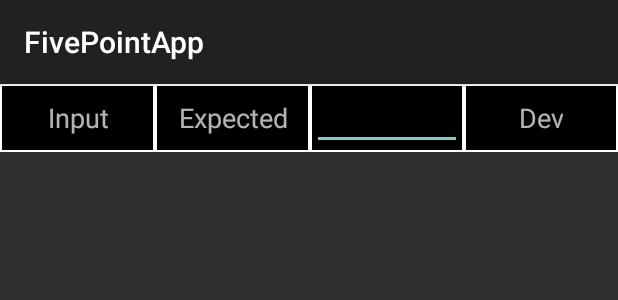
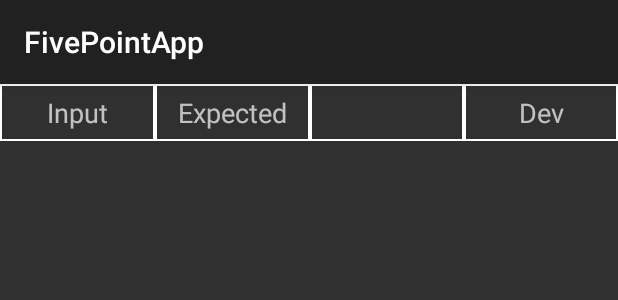
Before and after one commit to toofat2serve/FivePointApp, an Android app: the layout datalist.xml on its own in the app's theme, with its tools: preview values and no code run, on a phone screen of 412 x 824 dp. Shown: the top 300 px of the screen. Run offline under Robolectric (Android 15) with nearby library versions, the phone set to English and light mode, and no system bars.

Commit message:
//DONE: FIX simplify datalist item layout //DONE: FIX read field to focus on next one down with IME action //DONE: FIX data list cursor movement is now perfect //DONE: ADD changing resolution changes summary to include new value

```diff
--- a/app/src/main/res/layout/datalist.xml
+++ b/app/src/main/res/layout/datalist.xml
@@ -2,67 +2,44 @@
 <LinearLayout
 	xmlns:android="http://schemas.android.com/apk/res/android"
 	android:layout_width="fill_parent"
-	android:layout_height="45dp"
+	android:layout_height="wrap_content"
 	android:orientation="horizontal"
 	android:layout_gravity="top"
 	android:background="#FFFFFF">
 
-	<LinearLayout
-		android:layout_height="match_parent"
-		android:layout_width="match_parent"
-		android:orientation="horizontal"
-		android:background="#000000"
-		android:layout_margin="1dp"
-		android:layout_weight="1.0"
-		android:gravity="center_vertical|center_horizontal"
-		android:padding="2dp">
-
 		<TextView
-			android:layout_width="wrap_content"
-			android:layout_height="wrap_content"
+			android:layout_width="match_parent"
+			android:layout_height="match_parent"
 			android:textAppearance="?android:attr/textAppearanceMedium"
 			android:text="Input"
 			android:id="@+id/t_c1_input"
-			android:gravity="center_horizontal"
-			android:singleLine="true"/>
+			android:gravity="center_horizontal|center_vertical"
+			android:singleLine="true"
+			android:layout_weight="1"
+			android:background="#303030"
+			android:layout_margin="1dp"
+			android:padding="5dp"/>
 
-	</LinearLayout>
-
-	<LinearLayout
-		android:layout_height="match_parent"
-		android:layout_width="match_parent"
-		android:orientation="horizontal"
-		android:background="#000000"
-		android:layout_margin="1dp"
-		android:layout_weight="1.0"
-		android:gravity="center_vertical|center_horizontal"
-		android:padding="2dp">
 
 		<TextView
-			android:layout_width="wrap_content"
-			android:layout_height="wrap_content"
+			android:layout_width="match_parent"
+			android:layout_height="match_parent"
 			android:textAppearance="?android:attr/textAppearanceMedium"
 			android:text="Expected"
 			android:id="@+id/t_c2_exp"
-			android:gravity="center_horizontal"
-			android:singleLine="true"/>
+			android:gravity="center_horizontal|center_vertical"
+			android:singleLine="true"
+			android:layout_weight="1"
+			android:background="#303030"
+			android:layout_margin="1dp"
+			android:padding="5dp"/>
 
-	</LinearLayout>
-
-	<LinearLayout
-		android:layout_height="match_parent"
-		android:layout_width="match_parent"
-		android:orientation="horizontal"
-		android:background="#000000"
-		android:layout_margin="1dp"
-		android:layout_weight="1.0"
-		android:gravity="center_vertical|center_horizontal">
 
 		<EditText
 			android:id="@+id/e_c3_read"
 			android:layout_width="match_parent"
-			android:layout_height="wrap_content"
-			android:imeOptions="actionDone"
+			android:layout_height="match_parent"
+			android:imeOptions="actionNext"
 			android:inputType="numberDecimal|numberSigned"
 			android:maxLines="1"
 			android:textAlignment="center"
@@ -70,29 +47,24 @@
 			android:textAppearance="?android:attr/textAppearanceMedium"
 			android:textColor="#FFFFFF"
 			android:textColorHint="#9EE3FF"
-			android:selectAllOnFocus="true"/>
+			android:layout_weight="1"
+			android:background="#303030"
+			android:layout_margin="1dp"
+			android:padding="5dp"/>
 
-	</LinearLayout>
-
-	<LinearLayout
-		android:layout_height="match_parent"
-		android:layout_width="match_parent"
-		android:orientation="horizontal"
-		android:background="#000000"
-		android:layout_margin="1dp"
-		android:layout_weight="1.0"
-		android:gravity="center_vertical|center_horizontal"
-		android:padding="2dp">
 
 		<TextView
-			android:layout_width="wrap_content"
-			android:layout_height="wrap_content"
+			android:layout_width="match_parent"
+			android:layout_height="match_parent"
 			android:textAppearance="?android:attr/textAppearanceMedium"
 			android:text="Dev"
 			android:id="@+id/t_c4_dev"
-			android:gravity="center_horizontal"
-			android:singleLine="true"/>
+			android:gravity="center_horizontal|center_vertical"
+			android:singleLine="true"
+			android:layout_weight="1"
+			android:background="#303030"
+			android:layout_margin="1dp"
+			android:padding="5dp"/>
 
-	</LinearLayout>
 
 </LinearLayout>
--- a/app/src/main/res/layout/main.xml
+++ b/app/src/main/res/layout/main.xml
@@ -590,7 +590,8 @@
 						android:layout_width="match_parent"
 						android:layout_height="wrap_content"
 						android:onClick="clickSave"
-						android:text="@string/save_data_set"/>
+						android:text="@string/save_data_set"
+						android:focusableInTouchMode="true"/>
 
 				</LinearLayout>
 
--- a/app/src/main/res/values/strings.xml
+++ b/app/src/main/res/values/strings.xml
@@ -6,8 +6,8 @@
     <string name="help">Help</string>
 
     <string name="pref_cat_sharing_title">Sharing</string>
-    <string name="pref_clear_read_title">Clear Text On Touch</string>
-    <string name="pref_clear_read_summary">If set, touching a text field will empty the field.\nIf not set, text will remain for editing.</string>
+    <string name="pref_clear_read_title">Clear Text On Move</string>
+    <string name="pref_clear_read_summary">If set, when the cursor moves to a new text field in the calibration table, that field will be erased.\nIf not set, text will remain for editing.</string>
     <string name="pref_resolution_title">Data Resolution</string>
     <string name="pref_resolution_summary">Number of significant digits for data fields.\nMax:5\nCurrently set to</string>
     <string name="pref_resolution_dialogTitle">Choose</string>
--- a/build.gradle
+++ b/build.gradle
@@ -6,6 +6,7 @@ buildscript {
     }
     dependencies {
         classpath 'com.android.tools.build:gradle:3.0.1'
+		compile "com.android.support:support-core-utils:27.0.2"
 
         // NOTE: Do not place your application dependencies here; they belong
         // in the individual module build.gradle files
@@ -15,5 +16,8 @@ buildscript {
 allprojects {
     repositories {
         jcenter()
+		maven {
+            url "https://maven.google.com"
+        }
     }
 }
```
Also changed, not shown: app/src/main/java/com/mycompany/fivepointapp/CalRecord.java (+101 -50 lines), app/src/main/java/com/mycompany/fivepointapp/MainActivity.java (+123 -125 lines), app/src/main/java/com/mycompany/fivepointapp/SettingsFragment.java (+31 -14 lines), app/src/main/res/values/array.xml (+8 -0 lines), 94 other files.
